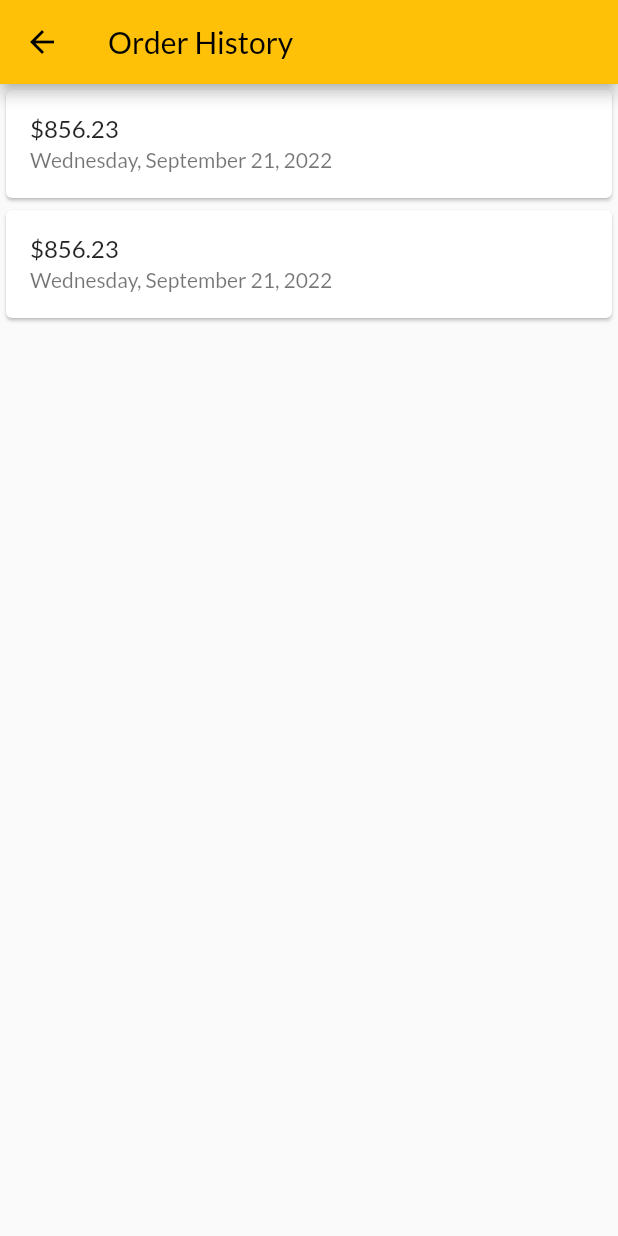
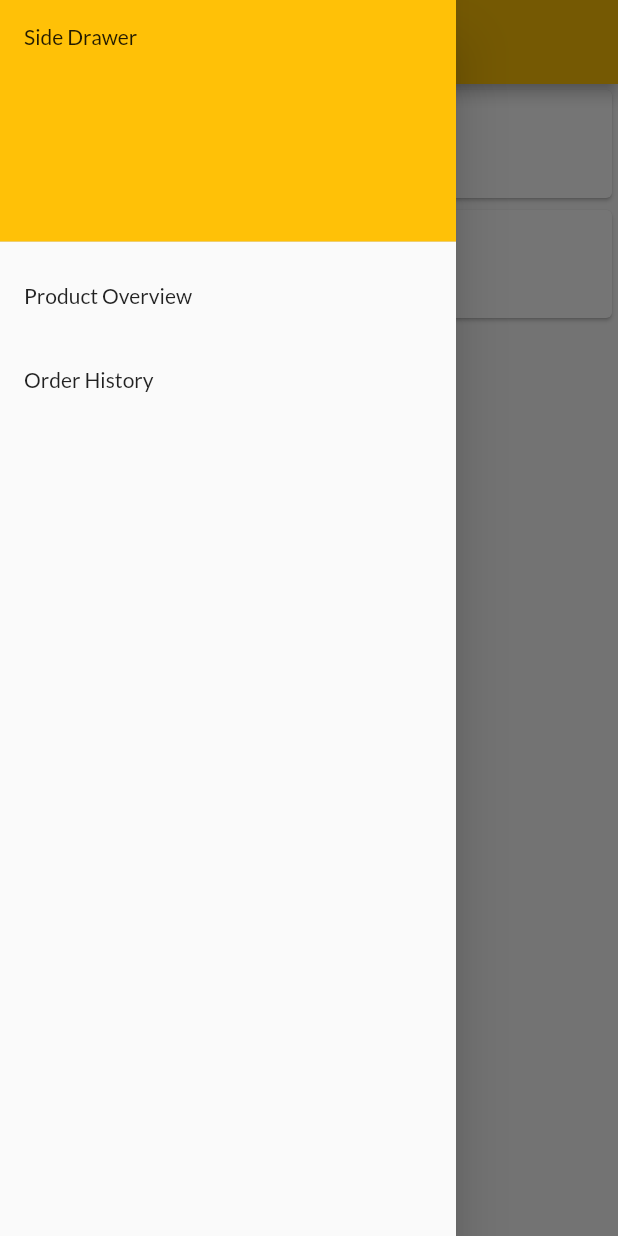
Before and after one commit to naufaladikbds/shop_shop, a Flutter app: the OrdersScreen screen opened by its route, with the side drawer open (before the commit the screen has no drawer), on a phone screen of 412 x 824 dp. Run offline on Flutter 3.47's test engine with Material 2 defaults, Android fonts, the phone set to English and light mode, and no system bars; network calls fail.

Commit message:
Switch to AnimatedContainer

```diff
--- a/lib/screens/orders_screen.dart
+++ b/lib/screens/orders_screen.dart
@@ -1,7 +1,10 @@
+import 'dart:math';
+
 import 'package:flutter/material.dart';
 import 'package:intl/intl.dart';
 import 'package:provider/provider.dart';
 import 'package:shop_shop/providers/orders_provider.dart';
+import 'package:shop_shop/widgets/custom_drawer.dart';
 
 class OrdersScreen extends StatelessWidget {
   static const routeName = 'order';
@@ -12,6 +15,7 @@ class OrdersScreen extends StatelessWidget {
     final List<OrderItem> orderList = ordersProvider.orderList;
 
     return Scaffold(
+      drawer: CustomDrawer(),
       appBar: AppBar(
         title: Text('Order History'),
       ),
@@ -64,14 +68,17 @@ class _OrderCardState extends State<OrderCard> {
               });
             },
           ),
-          Container(
-            // duration: Duration(milliseconds: 500),
-            padding: EdgeInsets.only(top: 10, right: 15, left: 15, bottom: 12),
-            height: isExpanded ? null : 0,
+          AnimatedContainer(
+            duration: Duration(milliseconds: 300),
+            curve: Curves.linearToEaseOut,
+            padding: EdgeInsets.only(top: 10, right: 15, left: 15, bottom: 10),
+            height: isExpanded
+                ? min(widget.order.orderList.length * 17.5 + 20,
+                    180) // dynamic height
+                : 0,
             width: double.infinity,
             color: Colors.grey[300],
             child: ListView.builder(
-              shrinkWrap: true,
               itemBuilder: (ctx, i) => Row(
                 mainAxisAlignment: MainAxisAlignment.spaceBetween,
                 children: [
```
